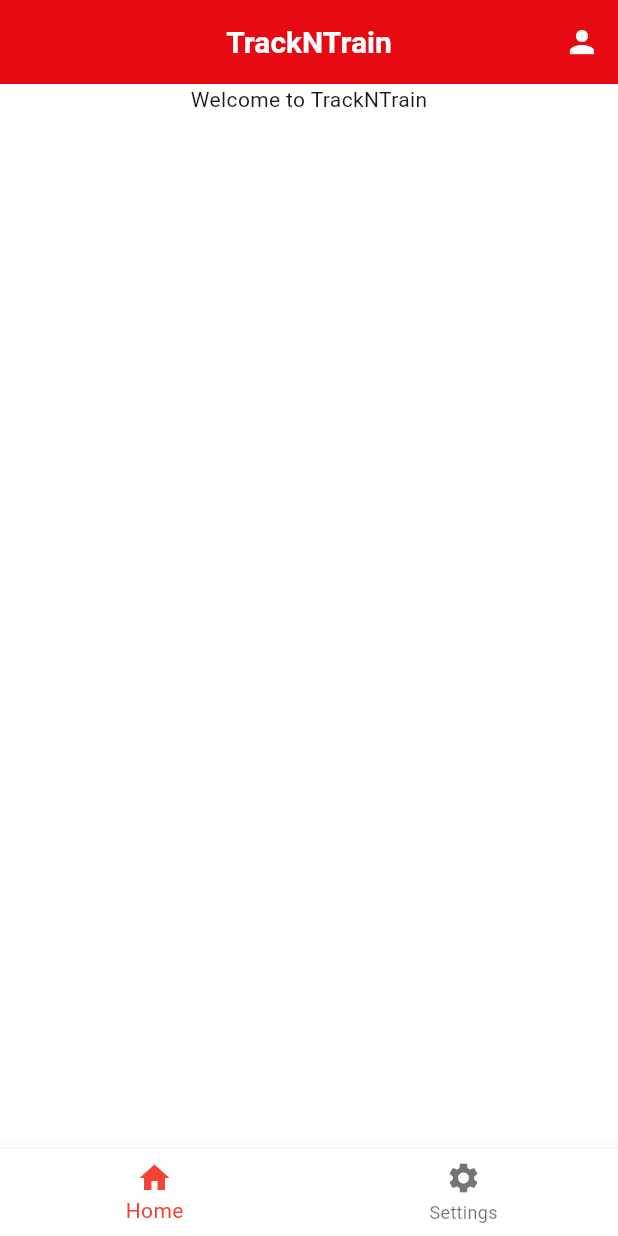
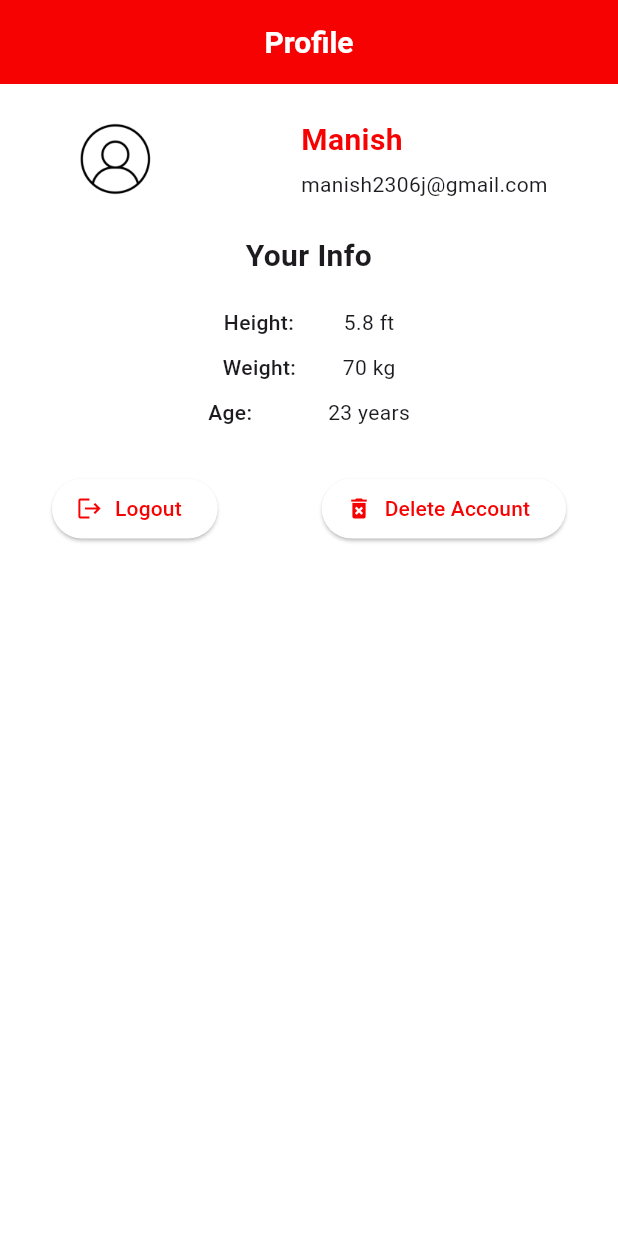
Before and after one commit to Lonewolf230/TrackNTrain, a Flutter app: the HomePage screen opened directly, after a tap on the "person" icon, on a phone screen of 412 x 824 dp. Run offline on Flutter 3.47's test engine with Material 3 defaults, Android fonts, the phone set to English and light mode, and no system bars; Roboto replaces fonts that are missing (Poppins).

Commit message:
Profile page boilerplate

```diff
--- a/trackntrain/lib/main.dart
+++ b/trackntrain/lib/main.dart
@@ -1,8 +1,6 @@
 import 'package:flutter/material.dart';
 import 'package:flutter/services.dart';
 import 'pages/auth_page.dart';
-
-
 
 void main() {
   WidgetsFlutterBinding.ensureInitialized();
--- a/trackntrain/lib/pages/home_page.dart
+++ b/trackntrain/lib/pages/home_page.dart
@@ -1,7 +1,32 @@
 import 'package:flutter/material.dart';
+import 'package:trackntrain/pages/profile_page.dart';
+import 'package:trackntrain/tabs/home_tab.dart';
 
-class HomePage extends StatelessWidget {
+class HomePage extends StatefulWidget {
   const HomePage({super.key});
+
+  @override
+  State<HomePage> createState() => _HomePageState();
+}
+
+class _HomePageState extends State<HomePage> {
+  int _selectedIndex=0;
+
+  void _onItemTapped(int index) {
+    setState(() {
+      _selectedIndex = index;
+    });
+  }
+
+  static final List<Widget> _widgetOptions=<Widget>[
+    const HomeTab(),
+    Center(
+      child: Text(
+        'Settings',
+        style: TextStyle(fontSize: 35, fontWeight: FontWeight.bold),
+      ),
+    ),
+  ];
 
   @override
   Widget build(BuildContext context) {
@@ -14,30 +39,30 @@ class HomePage extends StatelessWidget {
         backgroundColor: Theme.of(context).primaryColor,
         actions: [
           IconButton(
-            onPressed: () {},
+            onPressed: () async{
+              await Navigator.of(context).push(
+                MaterialPageRoute(builder: (context) => ProfilePage(),)
+              );
+            },
             icon: Icon(Icons.person, color: Colors.white),
           ),
         ],
       ),
-      body: Center(
-        child: Column(
-          children: [
-            const Text(
-              'Welcome to TrackNTrain',
-            ),
-          ],
-        ),
-      ),
+      body: _widgetOptions[_selectedIndex],
       bottomNavigationBar: BottomNavigationBar(
         backgroundColor: Colors.white,
         selectedItemColor: Colors.red,
         items: const [
-          BottomNavigationBarItem(icon: Icon(Icons.home), label: 'Home'),
+          BottomNavigationBarItem(
+            icon: Icon(Icons.home),
+            label: 'Home'),
           BottomNavigationBarItem(
             icon: Icon(Icons.settings),
             label: 'Settings',
           ),
         ],
+        currentIndex: _selectedIndex,
+        onTap: _onItemTapped,
       ),
     );
   }
--- /dev/null
+++ b/trackntrain/lib/pages/profile_page.dart
@@ -0,0 +1,131 @@
+import 'package:flutter/material.dart';
+import 'package:trackntrain/utils/quotes.dart';
+class ProfilePage extends StatelessWidget {
+  const ProfilePage({super.key});
+
+  @override
+  Widget build(BuildContext context) {
+    return Scaffold(
+      appBar: AppBar(
+        automaticallyImplyLeading: false,
+        centerTitle: true,
+        title: const Text('Profile', style: TextStyle(color: Colors.white)),
+        backgroundColor: Theme.of(context).primaryColor,
+      ),
+      body: Column(
+        crossAxisAlignment: CrossAxisAlignment.center,
+        children: [
+          const SizedBox(height: 20),
+          Row(
+            mainAxisAlignment: MainAxisAlignment.spaceAround,
+            children: [
+              Image.asset(
+                'assets/images/user.jpg',
+                height: 60,
+                width: 60,
+                fit: BoxFit.cover,
+              ),
+              Column(
+                crossAxisAlignment: CrossAxisAlignment.start,
+                children: [
+                  Text(
+                    'Manish',
+                    style: TextStyle(fontSize: 20, fontWeight: FontWeight.w600,color: Theme.of(context).primaryColor),
+                  ),
+                  const SizedBox(height: 5),
+                  const Text('manish2306j@gmail.com'),
+                ],
+              ),
+            ],
+          ),
+          const SizedBox(height: 20),
+          Container(
+            width: double.infinity,
+            padding: const EdgeInsets.symmetric(horizontal: 20),
+            child: Column(
+              crossAxisAlignment: CrossAxisAlignment.center,
+              children: [
+                const Text(
+                  'Your Info',
+                  textAlign: TextAlign.center,
+                  style: TextStyle(fontWeight: FontWeight.bold, fontSize: 20),
+                ),
+                const SizedBox(height: 20),
+                Row(
+                  mainAxisAlignment: MainAxisAlignment.center,
+                  children: [
+                    const SizedBox(
+                      width: 80,
+                      child: Text(
+                        'Height:',
+                        style: TextStyle(fontWeight: FontWeight.w500),
+                      ),
+                    ),
+                    const Text('5.8 ft'),
+                  ],
+                ),
+                const SizedBox(height: 10),
+                Row(
+                  mainAxisAlignment: MainAxisAlignment.center,
+                  children: [
+                    const SizedBox(
+                      width: 80,
+                      child: Text(
+                        'Weight:',
+                        style: TextStyle(fontWeight: FontWeight.w500),
+                      ),
+                    ),
+                    const Text('70 kg'),
+                  ],
+                ),
+                const SizedBox(height: 10),
+                Row(
+                  mainAxisAlignment: MainAxisAlignment.center,
+                  children: [
+                    const SizedBox(
+                      width: 80,
+                      child: Text(
+                        'Age:',
+                        style: TextStyle(fontWeight: FontWeight.w500),
+                      ),
+                    ),
+                    const Text('23 years'),
+                  ],
+                ),
+                const SizedBox(height: 10),
+              ],
+            ),
+          ),
+          const SizedBox(height: 20),
+          Row(
+            mainAxisSize: MainAxisSize.max,
+            mainAxisAlignment: MainAxisAlignment.spaceAround,
+            children: [
+              ElevatedButton.icon(
+                style: ElevatedButton.styleFrom(backgroundColor: Colors.white),
+                onPressed: () {},
+                label: Text(
+                  'Logout',
+                  style: TextStyle(color: Theme.of(context).primaryColor),
+                ),
+                icon: Icon(Icons.logout, color: Theme.of(context).primaryColor),
+              ),
+              ElevatedButton.icon(
+                style: ElevatedButton.styleFrom(backgroundColor: Colors.white),
+                onPressed: () {},
+                label: Text(
+                  'Delete Account',
+                  style: TextStyle(color: Theme.of(context).primaryColor),
+                ),
+                icon: Icon(
+                  Icons.delete_forever,
+                  color: Theme.of(context).primaryColor,
+                ),
+              ),
+            ],
+          ),
+        ],
+      ),
+    );
+  }
+}
--- /dev/null
+++ b/trackntrain/lib/tabs/home_tab.dart
@@ -0,0 +1,72 @@
+
+
+import 'package:flutter/material.dart';
+
+class HomeTab extends StatefulWidget{
+  const HomeTab({super.key});
+
+  @override
+  State<HomeTab> createState() => _HomeTabState();
+}
+
+class _HomeTabState extends State<HomeTab> {
+  String? _mood;
+  @override
+  Widget build(BuildContext context) {
+    // TODO: implement build
+    return SingleChildScrollView(
+      padding: const EdgeInsets.all(24.0),
+      child: Column(
+        crossAxisAlignment: CrossAxisAlignment.stretch,
+        children: [
+          const Text(
+            'Welcome Manish',
+            style: TextStyle(fontSize: 24, fontWeight: FontWeight.bold),
+          ),
+          const SizedBox(height: 10),
+          const Text(
+            'How are you feeling today?',
+            style: TextStyle(fontSize: 16),
+          ),
+          const SizedBox(height: 20),
+          Container(
+            padding: const EdgeInsets.symmetric(horizontal: 20),
+            child: DropdownButtonHideUnderline(
+              child: ButtonTheme(
+                alignedDropdown: true,
+                child: DropdownButton(
+                  hint: const Text('Select your mood'),
+                  isExpanded: true,
+                  icon: const Icon(Icons.arrow_drop_down),
+                  iconSize: 40.0,
+                  dropdownColor: Colors.white,
+                  value: _mood,
+                  menuMaxHeight: 200,
+                  items: const [
+                    DropdownMenuItem(
+                      value: 'energetic',
+                      child: Text('Energetic'),
+                    ),
+                    DropdownMenuItem(
+                      value: 'sore',
+                      child: Text('Sore'),
+                    ),
+                    DropdownMenuItem(
+                      value: 'cannot',
+                      child: Text("Won't be able to train"),
+                    ),
+                  ],
+                  onChanged:(String? value){
+                      setState(() {
+                        _mood = value;
+                      });
+                  }
+                ),
+              ),
+            ),
+          )
+        ],
+      ),
+    );
+  }
+}
--- a/trackntrain/pubspec.yaml
+++ b/trackntrain/pubspec.yaml
@@ -35,6 +35,7 @@ dependencies:
   # Use with the CupertinoIcons class for iOS style icons.
   cupertino_icons: ^1.0.8
   google_fonts: ^6.2.1
+  skeletonizer: ^1.4.3
 
 dev_dependencies:
   flutter_test:
```
Also changed, not shown: trackntrain/assets/images/user.jpg (added), trackntrain/pubspec.lock.
